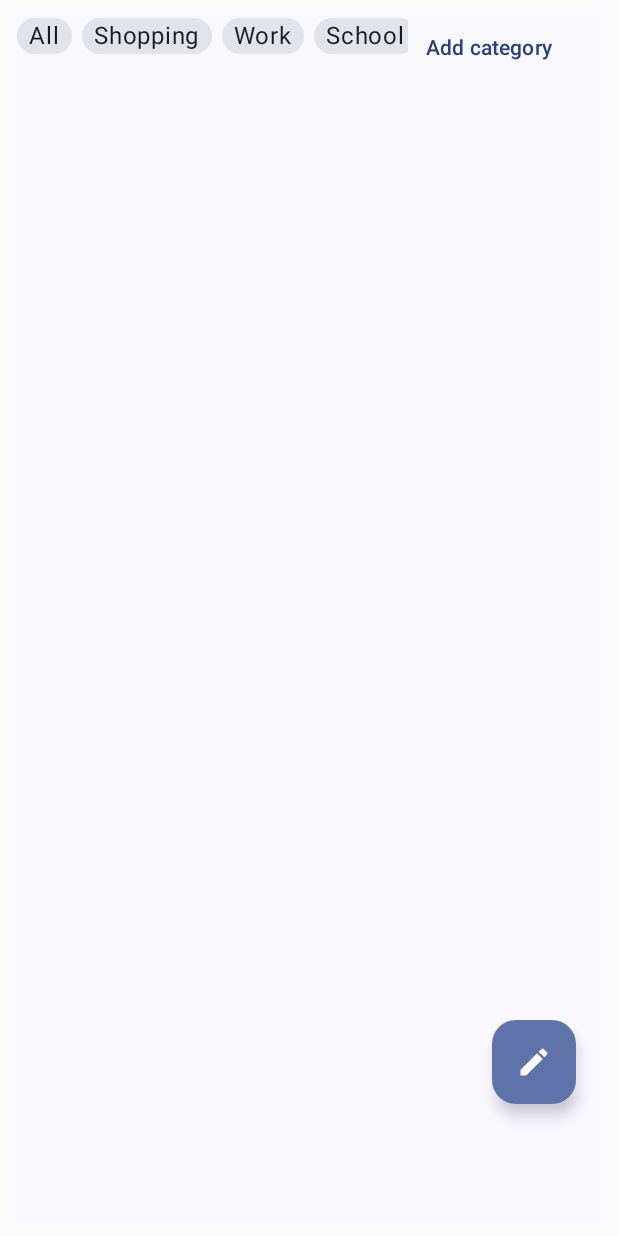
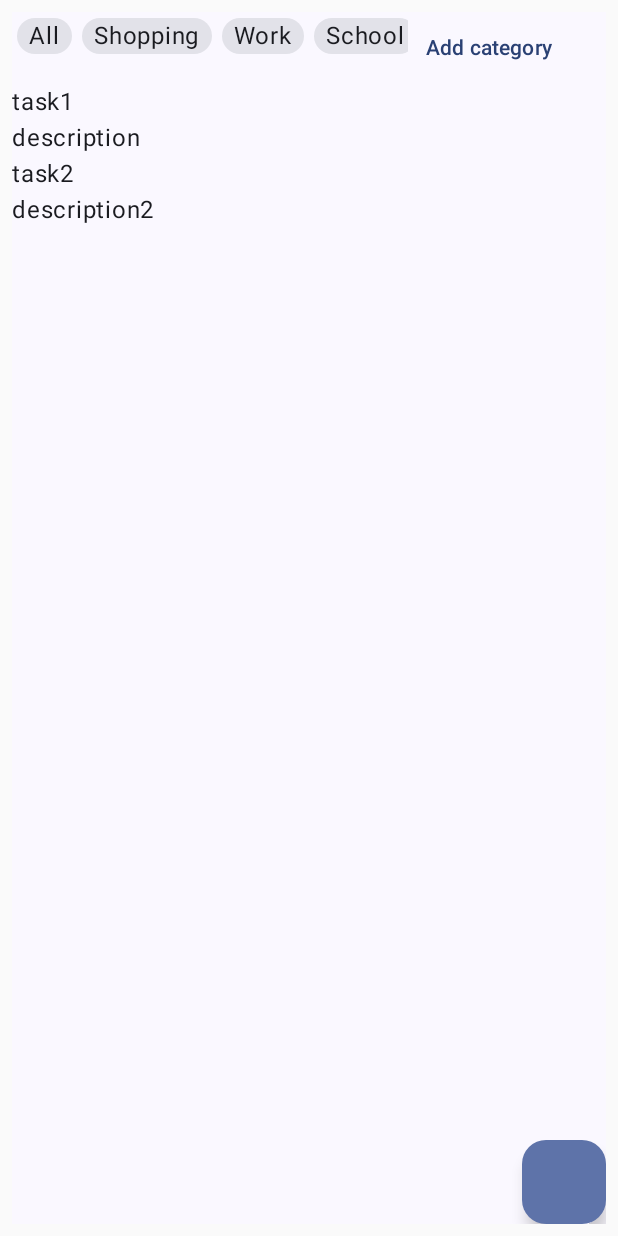
Before and after one commit to kelvin-14/Avoca.do, an Android app built with Jetpack Compose: the screen it shows after launch (MainActivity), on a phone screen of 412 x 824 dp. Run offline under Robolectric (Android 15) with nearby library versions, the phone set to English and light mode, and no system bars.

Commit message:
set up the overlay for the editing screen. click anywhere on the modal to exist the edit screen

```diff
--- a/app/build.gradle.kts
+++ b/app/build.gradle.kts
@@ -58,7 +58,7 @@ dependencies {
     implementation("androidx.compose.ui:ui")
     implementation("androidx.compose.ui:ui-graphics")
     implementation("androidx.compose.ui:ui-tooling-preview")
-    implementation("androidx.compose.material3:material3")
+    implementation("androidx.compose.material3:material3:1.1.0")
     testImplementation("junit:junit:4.13.2")
     androidTestImplementation("androidx.test.ext:junit:1.1.5")
     androidTestImplementation("androidx.test.espresso:espresso-core:3.5.1")
--- a/app/src/main/AndroidManifest.xml
+++ b/app/src/main/AndroidManifest.xml
@@ -14,6 +14,7 @@
         tools:targetApi="31">
         <activity
             android:name=".MainActivity"
+            android:windowSoftInputMode="adjustResize"
             android:exported="true"
             android:label="@string/app_name"
             android:theme="@style/Theme.Avocado">
--- /dev/null
+++ b/app/src/main/java/com/happymeerkat/avocado/domain/ListItem.kt
@@ -0,0 +1,6 @@
+package com.happymeerkat.avocado.domain
+
+data class ListItem(
+    val title: String,
+    val description: String?
+)
--- a/app/src/main/java/com/happymeerkat/avocado/presentation/Home.kt
+++ b/app/src/main/java/com/happymeerkat/avocado/presentation/Home.kt
@@ -1,11 +1,31 @@
 package com.happymeerkat.avocado.presentation
 
+import androidx.compose.animation.AnimatedVisibility
+import androidx.compose.foundation.background
+import androidx.compose.foundation.layout.Arrangement
+import androidx.compose.foundation.layout.Box
 import androidx.compose.foundation.layout.Column
+import androidx.compose.foundation.layout.Row
 import androidx.compose.foundation.layout.fillMaxSize
 import androidx.compose.foundation.layout.fillMaxWidth
+import androidx.compose.foundation.layout.height
+import androidx.compose.foundation.layout.padding
+import androidx.compose.material.icons.Icons
+import androidx.compose.material.icons.filled.Edit
+import androidx.compose.material3.FloatingActionButton
+import androidx.compose.material3.Icon
 import androidx.compose.runtime.Composable
+import androidx.compose.runtime.getValue
+import androidx.compose.runtime.mutableStateOf
+import androidx.compose.runtime.remember
+import androidx.compose.runtime.setValue
+import androidx.compose.ui.Alignment
 import androidx.compose.ui.Modifier
+import androidx.compose.ui.graphics.Color
+import androidx.compose.ui.platform.LocalDensity
+import androidx.compose.ui.unit.dp
 import com.happymeerkat.avocado.domain.Category
+import com.happymeerkat.avocado.domain.ListItem
 
 
 val mockCategories = listOf(
@@ -16,12 +36,22 @@ val mockCategories = listOf(
     Category("Church"),
     Category("Goals")
 )
+
+val mockItems = listOf(
+    ListItem("task1", "description"),
+    ListItem("task2", "description2")
+)
 @Composable
 fun Home(
     modifier: Modifier = Modifier
 ) {
+    var editState by remember{ mutableStateOf(false) }
+
+    Box(
+        modifier = modifier
+    ) {
         Column(
-        modifier = modifier
+            modifier = Modifier
         ) {
             CategoryTabs(
                 modifier = Modifier.fillMaxWidth(),
@@ -29,8 +59,21 @@ fun Home(
                 addCategory = {}
             )
             ListScreen(
-            modifier = Modifier.fillMaxSize(),
-            onClick = {}
+                modifier = Modifier,
+                listItems = mockItems,
+                toggleEditState = { editState = true }
             )
         }
+
+
+        if(editState == true){
+            NewItemEditor(
+                modifier = modifier
+                    .align(Alignment.BottomCenter),
+                closeModal = { editState = false }
+            )
         }
+
+
+    }
+}
--- /dev/null
+++ b/app/src/main/java/com/happymeerkat/avocado/presentation/ListItemView.kt
@@ -0,0 +1,23 @@
+package com.happymeerkat.avocado.presentation
+
+import androidx.compose.foundation.layout.Column
+import androidx.compose.foundation.layout.fillMaxWidth
+import androidx.compose.material3.Text
+import androidx.compose.runtime.Composable
+import androidx.compose.ui.Modifier
+import com.happymeerkat.avocado.domain.ListItem
+
+@Composable
+fun ListItemView(
+    modifier: Modifier = Modifier.fillMaxWidth(),
+    item: ListItem
+) {
+    Column(
+        modifier = modifier
+    ) {
+        Text(text = item.title )
+        if(item.description != null) {
+            Text(text = item.description)
+        }
+    }
+}
--- a/app/src/main/java/com/happymeerkat/avocado/presentation/ListScreen.kt
+++ b/app/src/main/java/com/happymeerkat/avocado/presentation/ListScreen.kt
@@ -1,38 +1,38 @@
 package com.happymeerkat.avocado.presentation
 
-import androidx.compose.foundation.background
 import androidx.compose.foundation.layout.Box
-import androidx.compose.foundation.layout.Column
 import androidx.compose.foundation.layout.fillMaxSize
-import androidx.compose.foundation.layout.padding
-import androidx.compose.material.icons.Icons
-import androidx.compose.material.icons.filled.Edit
+import androidx.compose.foundation.lazy.LazyColumn
+import androidx.compose.foundation.lazy.items
+import androidx.compose.material3.ExperimentalMaterial3Api
 import androidx.compose.material3.FloatingActionButton
-import androidx.compose.material3.Icon
 import androidx.compose.runtime.Composable
 import androidx.compose.ui.Alignment
 import androidx.compose.ui.Modifier
-import androidx.compose.ui.graphics.Color
-import androidx.compose.ui.unit.dp
+import com.happymeerkat.avocado.domain.ListItem
 
+@OptIn(ExperimentalMaterial3Api::class)
 @Composable
 fun ListScreen(
     modifier: Modifier = Modifier,
-    onClick: () -> Unit
+    listItems: List<ListItem>,
+    toggleEditState: () -> Unit
 ) {
-    Column(
-        modifier = modifier
-    ) {
-        Box(
-            modifier = Modifier
-                .fillMaxSize()
-                .padding(bottom = 80.dp, end = 20.dp),
-            contentAlignment = Alignment.BottomEnd
-        ){
-            FloatingActionButton(onClick = { onClick() }) {
-                Icon(imageVector = Icons.Filled.Edit, contentDescription = "")
+    Box(modifier = Modifier.fillMaxSize()) {
+        LazyColumn(
+            modifier = modifier.matchParentSize()
+        ) {
+            items(listItems) {listItem ->
+                ListItemView(item = listItem)
             }
         }
 
+        FloatingActionButton(
+            modifier = Modifier.align(Alignment.BottomEnd),
+            onClick = { toggleEditState() }
+        ) {
+
+        }
     }
+
 }
```
Also changed, not shown: app/src/main/java/com/happymeerkat/avocado/presentation/NewItemEditor.kt (added, +41 -0 lines). Lines whose indentation alone changed are shown as unchanged.
